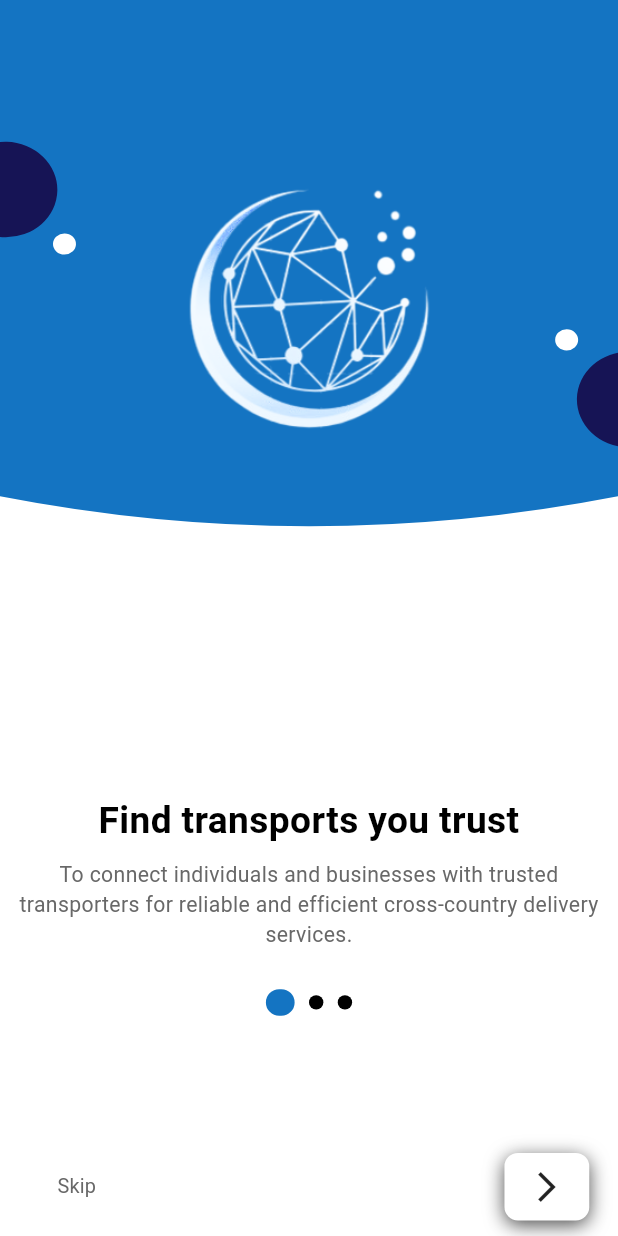
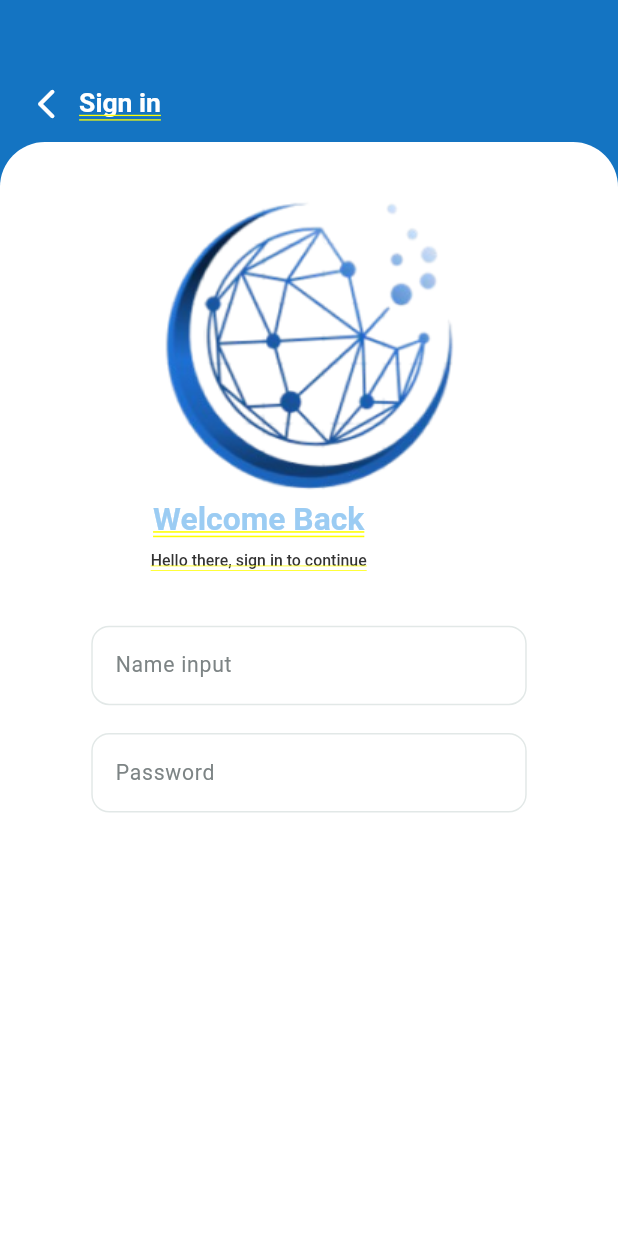
Before and after one commit to TaheBenSaid/ShipNexusApp, a Flutter app: the screen it shows after launch, on a phone screen of 412 x 824 dp. Run offline on Flutter 3.47's test engine with Material 3 defaults, Android fonts, the phone set to English and light mode, and no system bars; our stand-ins replace dartz, equatable, flutter_screenutil, internet_connection_checker, shared_preferences; Roboto replaces fonts that are missing (Montserrat, Outfit, Poppins); project files that could hold a hidden picture were left out.

Commit message:
work on sign in screen

```diff
--- /dev/null
+++ b/lib/core/custom_phone_number_formatter.dart
@@ -0,0 +1,19 @@
+import 'package:flutter/services.dart';
+
+class CustomPhoneNumberFormatter extends TextInputFormatter {
+  @override
+  TextEditingValue formatEditUpdate(
+      TextEditingValue oldValue,
+      TextEditingValue newValue,
+      ) {
+    // Allow digits and the '+' sign
+    String formattedValue = newValue.text.replaceAll(RegExp(r'[^0-9+]'), '');
+
+    return TextEditingValue(
+      text: formattedValue,
+      selection: TextSelection.fromPosition(
+        TextPosition(offset: formattedValue.length),
+      ),
+    );
+  }
+}
--- /dev/null
+++ b/lib/core/ui/custom_text_field.dart
@@ -0,0 +1,126 @@
+import 'package:flutter/material.dart';
+import 'package:flutter/services.dart';
+import 'package:flutter_screenutil/flutter_screenutil.dart';
+
+import '../custom_phone_number_formatter.dart';
+
+
+class CustomTextField extends StatefulWidget {
+  final bool isPassword;
+  final bool isNumeric;
+  final bool? denySpaces;
+  final String placeholder;
+  final double width;
+  final int maxLines;
+  final TextStyle? textStyle;
+  final TextStyle? hintStyle;
+  final Color? textColor;
+  final String? Function(String?) validator;
+  final TextEditingController? controller;
+  final Color? filledColor;
+
+  final bool? readOnly;
+
+  const CustomTextField({
+    Key? key,
+    required this.isPassword,
+    required this.isNumeric,
+    required this.placeholder,
+    this.width = 303,
+    this.maxLines = 1,
+    this.textStyle,
+    this.hintStyle,
+    this.textColor,
+    required this.validator,
+    this.controller,
+    this.filledColor,
+    this.readOnly = false,
+    this.denySpaces,
+  }) : super(key: key);
+
+  @override
+  _CustomTextFieldState createState() => _CustomTextFieldState();
+}
+
+class _CustomTextFieldState extends State<CustomTextField> {
+  bool _obscureText = true;
+
+  @override
+  Widget build(BuildContext context) {
+    return SizedBox(
+      width: widget.width,
+      child: TextFormField(
+        enabled: !widget.readOnly!,
+        maxLines: widget.maxLines,
+        autovalidateMode: AutovalidateMode.onUserInteraction,
+        controller: widget.controller,
+        validator: widget.validator,
+        cursorColor: widget.textColor ?? Colors.white,
+        obscureText: widget.isPassword ? _obscureText : false,
+        inputFormatters: widget.isNumeric
+            ? [CustomPhoneNumberFormatter()]
+            : (widget.denySpaces == true)
+            ? [
+          FilteringTextInputFormatter.deny(
+              RegExp(r'^\s+|\s+$')), // Deny leading and trailing spaces
+        ]
+            : [],
+        keyboardType:
+        widget.isNumeric ? TextInputType.number : TextInputType.text,
+        decoration: InputDecoration(
+          errorStyle: TextStyle(
+            color: Colors.red,
+            fontSize: 12.sp,
+            fontFamily: 'Outfit',
+            fontWeight: FontWeight.w400,
+            height: 0,
+          ),
+          errorBorder: OutlineInputBorder(
+            borderRadius: BorderRadius.circular(ScreenUtil().radius(12)),
+            borderSide: const BorderSide(
+              color: Color(0xffF04438),
+            ),
+          ),
+          filled: widget.filledColor != null,
+          fillColor: widget.filledColor,
+          border: OutlineInputBorder(
+            borderSide: BorderSide(
+              width: 1,
+              color: widget.textColor ?? Colors.white,
+            ),
+            borderRadius: BorderRadius.circular(12),
+          ),
+          focusedBorder: OutlineInputBorder(
+            borderSide: BorderSide(width: 1, color: Color(0xFFE2E8E7)),
+            borderRadius: BorderRadius.circular(12),
+          ),
+          enabledBorder: OutlineInputBorder(
+            borderSide: BorderSide(
+              width: 1,
+              color: widget.textColor == "" ? Colors.white : Color(0xFFE2E8E7),
+            ),
+            borderRadius: BorderRadius.circular(12),
+          ),
+          hintText: widget.placeholder,
+          hintStyle:
+          widget.hintStyle ?? const TextStyle(color: Color(0xFF7D8485)),
+          suffixIcon: widget.isPassword
+              ? IconButton(
+            onPressed: () {
+              setState(() {
+                _obscureText = !_obscureText;
+              });
+            },
+            icon: Icon(
+              _obscureText ? Icons.visibility_off : Icons.visibility,
+              color: widget.textColor ?? Colors.white,
+            ),
+          )
+              : null,
+          errorMaxLines: 2,
+        ),
+        style: widget.textStyle,
+      ),
+    );
+  }
+}
--- /dev/null
+++ b/lib/core/validations/input_validations.dart
@@ -0,0 +1,33 @@
+// This function is used to validate the password in the login page...
+import 'package:flutter/cupertino.dart';
+
+
+String? validateEmailOrUsername(String? value, BuildContext context) {
+  if (value == null || value.trim().isEmpty) {
+    return "Email or username can't be blank";
+  }
+
+  // Trim the value to remove leading and trailing spaces
+  final trimmedValue = value.trim();
+
+  // Check if the value is a valid email or contains only alphanumeric characters and spaces...
+  final emailRegex = RegExp(
+    r"^(?:(?!@)[\w\s!#$%&'*+/=?^_`{|}~-]+(?:\.[\w\s!#$%&'*+/=?^_`{|}~-]+)*)?"
+    r"[@](?:(?!@)[a-zA-Z0-9-]+(?:\.[a-zA-Z0-9-]+)*)$",
+  );
+
+  final usernameRegex = RegExp(r"^[\u0600-\u06FFa-zA-Z0-9][\u0600-\u06FFa-zA-Z0-9\s-\.]*[\u0600-\u06FFa-zA-Z0-9]$");
+
+  if (!emailRegex.hasMatch(trimmedValue) && !usernameRegex.hasMatch(trimmedValue)) {
+    return "Enter a valid email address or username";
+  }
+
+  return null;
+}
+
+String? validatePasswordForLogin(String password, BuildContext context) {
+  if (password.trim().isEmpty) {
+    return "Please enter password";
+  }
+  return null;
+}
--- a/lib/features/auth/presentation/pages/onboarding_screen.dart
+++ b/lib/features/auth/presentation/pages/onboarding_screen.dart
@@ -1,6 +1,7 @@
 import 'package:flutter/material.dart';
 import 'package:flutter_screenutil/flutter_screenutil.dart';
 import 'package:shipnexusapp/core/ui/colors/colors.dart';
+import 'package:shipnexusapp/features/auth/presentation/pages/signin_screen.dart';
 
 class OnboardingScreen extends StatefulWidget {
   @override
@@ -91,6 +92,15 @@ class _OnboardingScreenState extends State<OnboardingScreen> {
                           curve: Curves.ease,
                         );
                       },
+                      child: InkWell(
+                        onTap: () {
+                          Navigator.pushReplacement(
+                            context,
+                            MaterialPageRoute(
+                              builder: (context) => SignInScreen(),
+                            ),
+                          );
+                        },
                         child: Container(
                           alignment: Alignment.center,
                           width: 156.w,
@@ -129,6 +139,7 @@ class _OnboardingScreenState extends State<OnboardingScreen> {
                               ),
                             ],
                           ) ,
+                        ),
                       )
                     ),
                   ],
--- /dev/null
+++ b/lib/features/auth/presentation/pages/signin_screen.dart
@@ -0,0 +1,186 @@
+import 'package:flutter/cupertino.dart';
+import 'package:flutter/material.dart';
+import 'package:flutter_screenutil/flutter_screenutil.dart';
+import 'package:shipnexusapp/core/ui/colors/colors.dart';
+
+import '../../../../core/ui/custom_text_field.dart';
+import '../../../../core/validations/input_validations.dart';
+
+class SignInScreen extends StatefulWidget {
+  const SignInScreen({Key? key}) : super(key: key);
+
+  @override
+  State<SignInScreen> createState() => _SignInScreenState();
+}
+
+class _SignInScreenState extends State<SignInScreen> {
+
+  final _formKey = GlobalKey<FormState>();
+  final TextEditingController _emailController = TextEditingController();
+  final TextEditingController _passwordController = TextEditingController();
+  @override
+  Widget build(BuildContext context) {
+    return Stack(
+      children: [
+        Container(
+          width: double.infinity,
+          height: double.infinity,
+          decoration: const BoxDecoration(
+            color: AppConstants.primaryColor,
+          ),
+        ),
+        Column(
+          children: [
+            SizedBox(
+              height: 65.h,
+            ),
+            GestureDetector(
+              onTap: () {
+                Navigator.pop(context);
+              },
+              child: Row(
+                children: [
+                  SizedBox(
+                    width: 20.w,
+                  ),
+                  const Icon(
+                    Icons.arrow_back_ios_rounded,
+                    color: Colors.white,
+                  ),
+                  SizedBox(
+                    width: 10.w,
+                  ),
+                  Text(
+                    'Sign in',
+                    style: TextStyle(
+                      color: Colors.white,
+                      fontSize: 20.sp,
+                      fontFamily: 'Poppins',
+                      fontWeight: FontWeight.w600,
+                    ),
+                  )
+                ],
+              ),
+            ),
+            SizedBox(
+              height: 15.h,
+            ),
+            Container(
+              width: double.infinity,
+              height: 0.887.sh,
+              clipBehavior: Clip.antiAlias,
+              decoration: const ShapeDecoration(
+                color: Colors.white,
+                shape: RoundedRectangleBorder(
+                  borderRadius: BorderRadius.only(
+                    topLeft: Radius.circular(30),
+                    topRight: Radius.circular(30),
+                  ),
+                ),
+              ),
+              child: Column(
+                crossAxisAlignment: CrossAxisAlignment.center,
+                children: [
+                  SizedBox(
+                    height: 30.h,
+                  ),
+                  Image.asset(
+                    'assets/images/app_logo_blue.png',
+                    fit: BoxFit.cover,
+                  ),
+                  Padding(
+                    padding: EdgeInsets.only(right: 70.w),
+                    child: Column(
+                      children: [
+                        Text(
+                          'Welcome Back',
+                          style: TextStyle(
+                            color: Color(0xFF9BCCF3),
+                            fontSize: 24.sp,
+                            fontFamily: 'Poppins',
+                            fontWeight: FontWeight.w600,
+                          ),
+                        ),
+                        SizedBox(
+                          height: 10.h,
+                        ),
+                        Text(
+                          'Hello there, sign in to continue',
+                          style: TextStyle(
+                            color: Color(0xFF333333),
+                            fontSize: 12.sp,
+                            fontFamily: 'Poppins',
+                            fontWeight: FontWeight.w500,
+                          ),
+                        )
+                      ],
+                    ),
+                  ),
+                  SizedBox(
+                    height: 43.h,
+                  ),
+
+                  Form(
+                      key: _formKey,
+                      child: Column(
+                        children: [
+                          // Email Text Field...
+                          Container(
+                            margin: EdgeInsets.only(bottom: 21.0.h),
+                            child: CustomTextField(
+                              // denySpaces: true,
+                              controller: _emailController,
+                              isPassword: false,
+                              // Set to false for a normal text field
+                              placeholder:
+                              "Name input",
+                              width: 303.w,
+                              // Adjust the width as needed
+                              textStyle: TextStyle(
+                                color: Colors.white,
+                                fontSize: 16.sp,
+                                fontFamily: 'Outfit',
+                                fontWeight: FontWeight.w400,
+                              ),
+                              isNumeric: false,
+                              validator: (value) =>
+                                  validateEmailOrUsername(
+                                      value!, context),
+                            ),
+                          ),
+
+                          // Password Text Field...
+                          Container(
+                            margin: EdgeInsets.only(bottom: 10.0.h),
+                            child: CustomTextField(
+                              denySpaces: true,
+                              controller: _passwordController,
+                              isPassword: true,
+                              // Set to true for a password field
+                              placeholder: "Password",
+                              width: 303.w,
+                              // Adjust the width as needed
+                              textStyle: TextStyle(
+                                color: Colors.white,
+                                fontSize: 16.sp,
+                                fontFamily: 'Outfit',
+                                fontWeight: FontWeight.w400,
+                              ),
+                              isNumeric: false,
+                              validator: (value) =>
+                                  validatePasswordForLogin(
+                                      value!, context),
+                            ),
+                          ),
+                        ],
+                      )),
+
+                ],
+              ),
+            ),
+          ],
+        ),
+      ],
+    );
+  }
+}
--- a/lib/main.dart
+++ b/lib/main.dart
@@ -2,6 +2,7 @@ import 'package:flutter/material.dart';
 import 'package:flutter_screenutil/flutter_screenutil.dart';
 
 import 'core/app_theme.dart';
+import 'features/auth/presentation/pages/signin_screen.dart';
 import 'features/auth/presentation/pages/splash_screen.dart';
 
 void main() => runApp(MyApp());
@@ -15,7 +16,7 @@ class MyApp extends StatelessWidget {
       child: MaterialApp(
         debugShowCheckedModeBanner: false,
         theme: appTheme,
-        home: SplashScreen(),
+        home: SignInScreen(),
       ),
     );
   }
```
Also changed, not shown: assets/images/app_logo_blue.png (added). Lines whose indentation alone changed are shown as unchanged.
